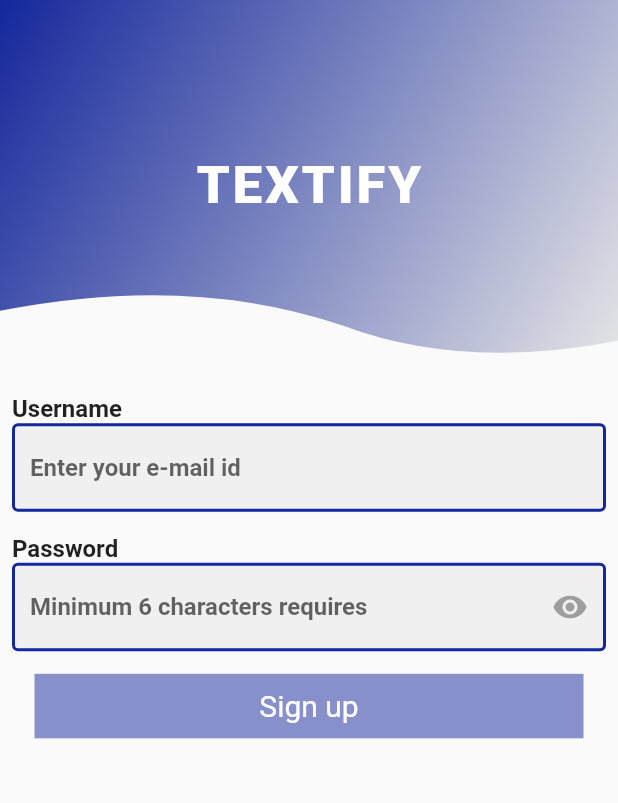
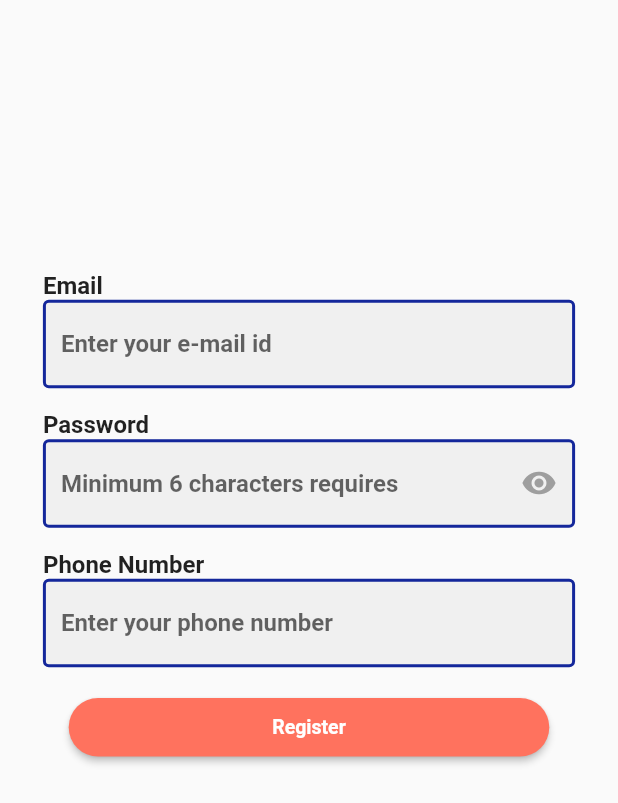
Before and after one commit to pratiksha-dse/D-Ola, a Flutter app: the screen it shows after launch, after a tap on "Register", on a phone screen of 412 x 824 dp. Shown: the top 803 px of the screen. Run offline on Flutter 3.47's test engine with Material 2 defaults, Android fonts, the light colour scheme and no system bars; drawn by our look-alikes of modal_progress_hud_nsn; our stand-ins replace firebase_auth, flutter_custom_clippers; accounts and stored records are empty.

Commit message:
home screen

```diff
--- a/lib/homePage.dart
+++ b/lib/homePage.dart
@@ -15,14 +15,14 @@ class _HomePageState extends State<HomePage> with SingleTickerProviderStateMixin
       body: SafeArea(
         child: Container(
           decoration: BoxDecoration(
-              gradient: LinearGradient(
-                begin: Alignment.topCenter,
-                end: Alignment.bottomCenter,
-                colors: [
-                  Color(0xffE6E6E6),
-                  Color(0xff14279B)
-                ],
-              )
+              // gradient: LinearGradient(
+              //   begin: Alignment.topCenter,
+              //   end: Alignment.bottomCenter,
+              //   colors: [
+              //     Color(0xffE6E6E6),
+              //     Color(0xff14279B)
+              //   ],
+              // )
           ),
           width: double.infinity,
           child: Column(
@@ -32,41 +32,70 @@ class _HomePageState extends State<HomePage> with SingleTickerProviderStateMixin
               Row(
                 mainAxisAlignment: MainAxisAlignment.center,
                 children: [
-                  Text('CROWD', style: TextStyle(fontSize: 40.0, fontWeight: FontWeight.w900, color: Colors.white)),
-                  Text('IFY', style: TextStyle(fontSize: 40.0, fontWeight: FontWeight.w900, color: Colors.black))
+
+                  Text("D'Ola", style: TextStyle(fontSize: 40.0, fontWeight: FontWeight.w900, color:  Color.fromRGBO(255, 114, 94, 1),)),
+                  // Text('IFY', style: TextStyle(fontSize: 40.0, fontWeight: FontWeight.w900, color: Colors.black))
                 ],
               ),
-              SizedBox(height: MediaQuery.of(context).size.height * 0.25),
-              GestureDetector(
-                onTap: (){
-                  Navigator.pushNamed(context, '/login');
-                },
-                child: Container(
-                  alignment: Alignment.center,
-                    child: Text('Login', style: TextStyle(fontSize: 20.0)),
-                  decoration: BoxDecoration(
-                    color: Colors.white,
-                      borderRadius: BorderRadius.all(Radius.circular(50.0))
+                 Image.asset("assets/main-bg.png",width:MediaQuery.of(context).size.width*.6),
+              // SizedBox(height: MediaQuery.of(context).size.height * 0.25),
+              Center(
+                    child: Padding(
+                  padding: const EdgeInsets.symmetric(vertical: 5.0),
+                  child: ElevatedButton(
+                    onPressed: () {
+                      // Validate returns true if the form is valid, or false otherwise.
+                 Navigator.pushNamed(context, '/login');
+                    },
+                    style: ButtonStyle(
+                        backgroundColor: const MaterialStatePropertyAll<Color>(
+                            Color.fromRGBO(255, 114, 94, 1),),
+                        shape:
+                            MaterialStateProperty.all<RoundedRectangleBorder>(
+                                RoundedRectangleBorder(
+                          borderRadius: BorderRadius.circular(20.0),
+                        ))),
+                    child: Container(
+                        padding: const EdgeInsets.all(12),
+                        width: MediaQuery.of(context).size.width * 0.7,
+                        child: Text(
+                          'Login',
+                          style: TextStyle(
+                              fontSize: 13, fontWeight: FontWeight.w700),
+                          textAlign: TextAlign.center,
+                        )),
                   ),
-                  padding: EdgeInsets.symmetric(vertical: 15.0, horizontal: 30.0),
-                  width: MediaQuery.of(context).size.width * 0.8,
-                )
-              ),
+                )),
               SizedBox(height: MediaQuery.of(context).size.height * 0.02),
-              GestureDetector(
-                child: Container(
-                  decoration: BoxDecoration(
-                    border: Border.all(color: Colors.white, width: 2),
-                      borderRadius: BorderRadius.all(Radius.circular(50.0))
+             Center(
+                    child: Padding(
+                  padding: const EdgeInsets.symmetric(vertical: 16.0),
+                  child: ElevatedButton(
+                    onPressed: () {
+                      // Validate returns true if the form is valid, or false otherwise.
+                        Navigator.pushNamed(context, '/register');
+
+                    },
+                    style: ButtonStyle(
+                        backgroundColor: const MaterialStatePropertyAll<Color>(
+                            Color.fromRGBO(255, 114, 94, 1),),
+                        shape:
+                            MaterialStateProperty.all<RoundedRectangleBorder>(
+                                RoundedRectangleBorder(
+                          borderRadius: BorderRadius.circular(20.0),
+                        ))),
+                    child: Container(
+                        padding: const EdgeInsets.all(12),
+                        width: MediaQuery.of(context).size.width * 0.7,
+                        child: Text(
+                          'Register',
+                          style: TextStyle(
+                              fontSize: 13, fontWeight: FontWeight.w700),
+                          textAlign: TextAlign.center,
+                        )),
                   ),
-                    alignment: Alignment.center,
-                    width: MediaQuery.of(context).size.width * 0.8,
-                    padding: EdgeInsets.symmetric(vertical: 15.0, horizontal: 30.0),
-                    child: Text('Register', style: TextStyle(fontSize: 20.0, color: Colors.white))
-                ),
-                onTap: (){
-                  Navigator.pushNamed(context, '/register');
-                })
+                )),
+
             ],
           ),
         ),
--- a/lib/loginPage.dart
+++ b/lib/loginPage.dart
@@ -23,7 +23,7 @@ class _LoginPageState extends State<LoginPage> {
     return Scaffold(
       body: ModalProgressHUD(
           inAsyncCall: showpinner,
-        color: Color(0xff14279B),
+        color: Color.fromRGBO(255, 114, 94, 1),
         child: SafeArea(
           child: SingleChildScrollView(
             child: Column(
@@ -98,7 +98,7 @@ class _LoginPageState extends State<LoginPage> {
                           margin: EdgeInsets.symmetric(horizontal: 15.0),
                           child: Text('Login', style: TextStyle(fontSize: 20.0, color: Colors.white)),
                         decoration: BoxDecoration(
-                          color: Color(0xff14279B)
+                          color: Color.fromRGBO(255, 114, 94, 1),
                         ),
                         ),
                       ),
@@ -117,7 +117,7 @@ class _LoginPageState extends State<LoginPage> {
                             onTap: (){
                               Navigator.pushNamed(context, '/register');
                             },
-                            child: Text('Register', style: TextStyle(color: Color(0xff14279B), fontWeight: FontWeight.bold)),
+                            child: Text('Register', style: TextStyle(color: Color.fromRGBO(255, 114, 94, 1), fontWeight: FontWeight.bold)),
                           )
                         ],
                       )
--- a/lib/registrationPage.dart
+++ b/lib/registrationPage.dart
@@ -3,8 +3,6 @@ import 'package:flutter/material.dart';
 import 'utils/components.dart';
 import 'package:firebase_auth/firebase_auth.dart';
 import 'package:modal_progress_hud_nsn/modal_progress_hud_nsn.dart';
-
-
 
 class RegistrationPage extends StatefulWidget {
   const RegistrationPage({Key? key}) : super(key: key);
@@ -18,13 +16,14 @@ String password = '';
 bool formCompleted = false;
 
 class _RegistrationPageState extends State<RegistrationPage> {
-  void validateForm (){
-    if(username.length != 0 && password.length > 5){
-      formCompleted =true;
-    }else{
+  void validateForm() {
+    if (username.length != 0 && password.length > 5) {
+      formCompleted = true;
+    } else {
       formCompleted = false;
     }
   }
+
   bool signupObscure = true;
   // FirebaseAuth _auth = FirebaseAuth.instance;
   bool showSpinner = false;
@@ -33,93 +32,149 @@ class _RegistrationPageState extends State<RegistrationPage> {
     return Scaffold(
       body: ModalProgressHUD(
         inAsyncCall: showSpinner,
-        color: Color(0xff14279B),
+        color: Color.fromRGBO(255, 114, 94, 1),
         child: SafeArea(
           child: SingleChildScrollView(
+            child: Padding(
+                padding: EdgeInsets.only(
+                    left: MediaQuery.of(context).size.width * .05,
+                    right: MediaQuery.of(context).size.width * .05),
                 child: Column(
                   children: [
-                HeadClipper(),
+                    // HeadClipper(),
+                    SizedBox(
+                      height: MediaQuery.of(context).size.height * .2,
+                    ),
                     Padding(
-                  padding: EdgeInsets.symmetric(vertical: 16.0, horizontal: 8.0),
+                      padding:
+                          EdgeInsets.symmetric(vertical: 16.0, horizontal: 8.0),
                       child: Column(
                           crossAxisAlignment: CrossAxisAlignment.start,
                           children: [
-                      Text('Username', style: TextStyle(fontWeight: FontWeight.bold, fontSize: 16.0)),
+                            Text('Email',
+                                style: TextStyle(
+                                    fontWeight: FontWeight.bold,
+                                    fontSize: 16.0)),
                             TextField(
-                        onChanged: (val){
+                              onChanged: (val) {
                                 username = val;
-                          setState(() {validateForm();});
+                                setState(() {
+                                  validateForm();
+                                });
                               },
                               cursorColor: Colors.black,
-                        style: TextStyle(color: Colors.black, fontWeight: FontWeight.bold),
+                              style: TextStyle(
+                                  color: Colors.black,
+                                  fontWeight: FontWeight.bold),
                               decoration: customBoxStyle.copyWith(
-                          hintText: 'Enter your e-mail id'
+                                  hintText: 'Enter your e-mail id'),
                             ),
-                      ),
-                      SizedBox(height: 15.0),
-                      Text('Password', style: TextStyle(fontWeight: FontWeight.bold, fontSize: 16.0)),
+                            const SizedBox(height: 15.0),
+                            Text('Password',
+                                style: TextStyle(
+                                    fontWeight: FontWeight.bold,
+                                    fontSize: 16.0)),
                             TextField(
-                        onChanged: (val){
+                              onChanged: (val) {
                                 password = val;
-                          setState(() {validateForm();});
+                                setState(() {
+                                  validateForm();
+                                });
                               },
                               cursorColor: Colors.black,
-                        style: TextStyle(color: Colors.black, fontWeight: FontWeight.bold),
+                              style: TextStyle(
+                                  color: Colors.black,
+                                  fontWeight: FontWeight.bold),
                               obscureText: signupObscure,
                               decoration: customBoxStyle.copyWith(
                                   suffixIcon: IconButton(
-                            icon: Icon(Icons.remove_red_eye, color: Colors.grey),
-                            onPressed: (){
+                                    icon: Icon(Icons.remove_red_eye,
+                                        color: Colors.grey),
+                                    onPressed: () {
                                       setState(() {
-                                signupObscure = signupObscure == true ? false : true;
+                                        signupObscure = signupObscure == true
+                                            ? false
+                                            : true;
                                       });
                                     },
                                   ),
-                            hintText: 'Minimum 6 characters requires'
-                        ),
+                                  hintText: 'Minimum 6 characters requires'),
                             ),
                             SizedBox(height: 15.0),
-                      GestureDetector(
-                        onTap: () async{
-                          if(formCompleted){
+                            Text('Phone Number',
+                                style: TextStyle(
+                                    fontWeight: FontWeight.bold,
+                                    fontSize: 16.0)),
+                            TextField(
+                              onChanged: (val) {
+                                password = val;
+                                setState(() {
+                                  validateForm();
+                                });
+                              },
+                              cursorColor: Colors.black,
+                              style: TextStyle(
+                                  color: Colors.black,
+                                  fontWeight: FontWeight.bold),
+                              obscureText: signupObscure,
+                              decoration: customBoxStyle.copyWith(
+                                  hintText: 'Enter your phone number'),
+                            ),
+                            Center(
+                                child: Padding(
+                              padding:
+                                  const EdgeInsets.symmetric(vertical: 16.0),
+                              child: ElevatedButton(
+                                onPressed: () async {
+                                  if (formCompleted) {
                                     setState(() {
                                       showSpinner = true;
                                     });
-                            try{
+                                    try {
                                       // final newUser = await _auth.createUserWithEmailAndPassword(email: username, password: password);
                                       // if(newUser != null){
-                                Navigator.pushNamed(context, '/dashboard');
+                                      Navigator.pushNamed(
+                                          context, '/dashboard');
                                       setState(() {
                                         showSpinner = false;
                                       });
                                       // }
-                            }catch(e){
+                                    } catch (e) {
                                       print(e);
                                     }
-                          }else{
+                                  } else {
                                     null;
                                   }
                                 },
+                                style: ButtonStyle(
+                                    backgroundColor:
+                                        const MaterialStatePropertyAll<Color>(
+                                            Color.fromRGBO(255, 114, 94, 1),),
+                                    shape: MaterialStateProperty.all<
+                                            RoundedRectangleBorder>(
+                                        RoundedRectangleBorder(
+                                      borderRadius: BorderRadius.circular(20.0),
+                                    ))),
                                 child: Container(
-                          alignment: Alignment.center,
-                          width: double.infinity,
-                          padding: EdgeInsets.symmetric(vertical: 10.0),
-                          margin: EdgeInsets.symmetric(horizontal: 15.0),
-                          child: Text('Sign up', style: TextStyle(fontSize: 20.0, color: Colors.white)),
-                          decoration: BoxDecoration(
-                              color: formCompleted ? Color(0xff14279B) : Color(0xff14279B).withOpacity(0.5)
+                                    padding: const EdgeInsets.all(12),
+                                    width:
+                                        MediaQuery.of(context).size.width * 0.7,
+                                    child: Text(
+                                      'Register',
+                                      style: TextStyle(
+                                          fontSize: 13,
+                                          fontWeight: FontWeight.w700),
+                                      textAlign: TextAlign.center,
+                                    )),
                               ),
-                        ),
-                      ),
-                    ]
-                  ),
+                            )),
+                          ]),
                     )
                   ],
-            ),
+                )),
           ),
         ),
       ),
     );
   }
-
 }
--- a/lib/utils/components.dart
+++ b/lib/utils/components.dart
@@ -10,17 +10,10 @@ class HeadClipper extends StatelessWidget {
       clipper: WaveClipperTwo(flip: true),
       child: Container(
         decoration: BoxDecoration(
-            gradient: LinearGradient(
-              begin: Alignment.topLeft,
-              end: Alignment.bottomRight,
-              colors: [
-                Color(0xff14279B),
-                Color(0xffE6E6E6),
-              ],
-            )
+
         ),
         height: MediaQuery.of(context).size.height * 0.3,
-        child: Center(child: Text('TEXTIFY', style: TextStyle(fontSize: 35.0, letterSpacing: 2,color: Colors.white, fontWeight: FontWeight.w900))),
+        child: Center(child: Text("D'Ola", style: TextStyle(fontSize: 35.0, letterSpacing: 2,color: Colors.white, fontWeight: FontWeight.w900))),
       ),
     );
   }
--- a/pubspec.yaml
+++ b/pubspec.yaml
@@ -62,9 +62,8 @@ flutter:
   uses-material-design: true
 
   # To add assets to your application, add an assets section, like this:
-  # assets:
-  #   - images/a_dot_burr.jpeg
-  #   - images/a_dot_ham.jpeg
+  assets:
+    - assets/main-bg.png
 
   # An image asset can refer to one or more resolution-specific "variants", see
   # https://flutter.dev/assets-and-images/#resolution-aware
```
Also changed, not shown: assets/main-bg.png (added). Lines whose indentation alone changed are shown as unchanged.
